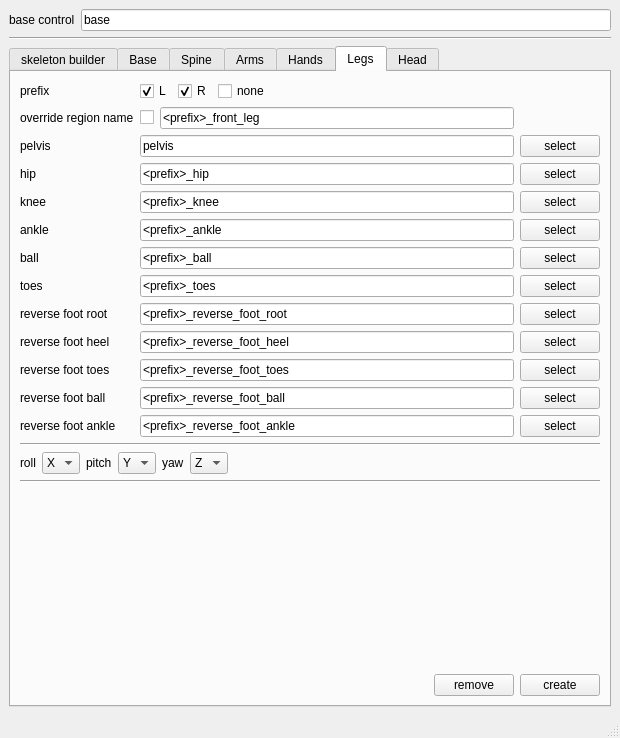
Above: scripts/jt_autorig.ui from jonathantopf/jt_tools before the change. Below: the same form after it.
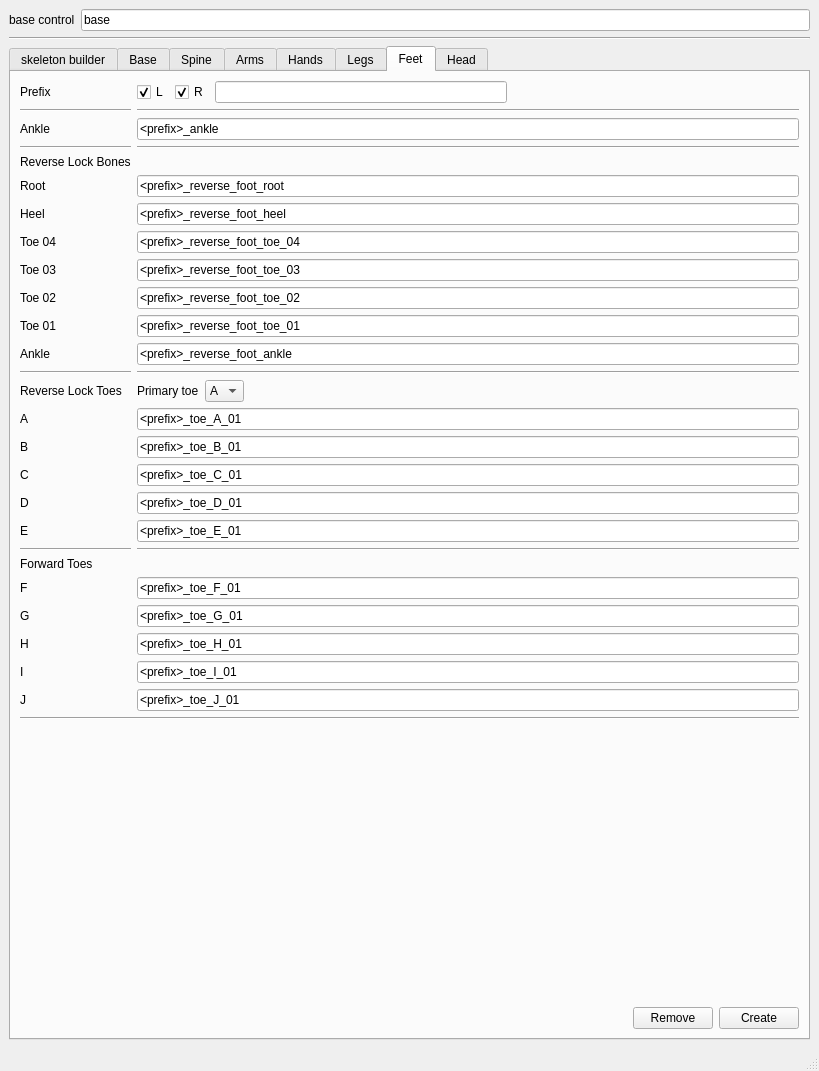
That is the form after the change. The open tabs and pages were chosen to show the change.

Commit message: began work on adding reverse foot toes

Patch:
```diff
--- a/scripts/jt_autorig.ui
+++ b/scripts/jt_autorig.ui
@@ -6,8 +6,8 @@
    <rect>
     <x>0</x>
     <y>0</y>
-    <width>620</width>
-    <height>738</height>
+    <width>819</width>
+    <height>1071</height>
    </rect>
   </property>
   <property name="windowTitle">
@@ -953,7 +953,82 @@
           <item row="10" column="2">
            <widget class="QLineEdit" name="jt_autorig_legs_reverse_foot_heel_select_text">
             <property name="text">
-             <string>&lt;prefix&gt;_reverse_foot_heel</string>
+             <string>override region name</string>
+            </property>
+           </widget>
+          </item>
+          <item row="1" column="2">
+           <layout class="QHBoxLayout" name="horizontalLayout_7">
+            <item>
+             <widget class="QCheckBox" name="jt_autorig_leg_rig_L">
+              <property name="text">
+               <string>L</string>
+              </property>
+              <property name="checked">
+               <bool>true</bool>
+              </property>
+             </widget>
+            </item>
+            <item>
+             <widget class="QCheckBox" name="jt_autorig_leg_rig_R">
+              <property name="text">
+               <string>R</string>
+              </property>
+              <property name="checked">
+               <bool>true</bool>
+              </property>
+             </widget>
+            </item>
+            <item>
+             <widget class="QCheckBox" name="jt_autorig_leg_rig_none">
+              <property name="text">
+               <string>none</string>
+              </property>
+              <property name="checked">
+               <bool>false</bool>
+              </property>
+             </widget>
+            </item>
+            <item>
+             <spacer name="horizontalSpacer_7">
+              <property name="orientation">
+               <enum>Qt::Horizontal</enum>
+              </property>
+              <property name="sizeHint" stdset="0">
+               <size>
+                <width>40</width>
+                <height>20</height>
+               </size>
+              </property>
+             </spacer>
+            </item>
+           </layout>
+          </item>
+          <item row="10" column="0">
+           <widget class="QLabel" name="label_14">
+            <property name="text">
+             <string>Reverse foot heel</string>
+            </property>
+           </widget>
+          </item>
+          <item row="7" column="2">
+           <widget class="Line" name="line_66">
+            <property name="orientation">
+             <enum>Qt::Horizontal</enum>
+            </property>
+           </widget>
+          </item>
+          <item row="7" column="0">
+           <widget class="Line" name="line_2">
+            <property name="orientation">
+             <enum>Qt::Horizontal</enum>
+            </property>
+           </widget>
+          </item>
+          <item row="3" column="0">
+           <widget class="QLabel" name="label_10">
+            <property name="text">
+             <string>pelvis</string>
             </property>
            </widget>
           </item>
@@ -992,114 +1067,10 @@
             </property>
            </widget>
           </item>
-          <item row="7" column="2">
-           <widget class="QLineEdit" name="jt_autorig_legs_ball_select_text">
+          <item row="10" column="2">
+           <widget class="QLineEdit" name="jt_autorig_legs_reverse_foot_heel_select_text">
             <property name="text">
-             <string>&lt;prefix&gt;_ball</string>
-            </property>
-           </widget>
-          </item>
-          <item row="8" column="2">
-           <widget class="QLineEdit" name="jt_autorig_legs_toes_select_text">
-            <property name="text">
-             <string>&lt;prefix&gt;_toes</string>
-            </property>
-           </widget>
-          </item>
-          <item row="9" column="2">
-           <widget class="QLineEdit" name="jt_autorig_legs_reverse_foot_root_select_text">
-            <property name="text">
-             <string>&lt;prefix&gt;_reverse_foot_root</string>
-            </property>
-           </widget>
-          </item>
-          <item row="12" column="2">
-           <widget class="QLineEdit" name="jt_autorig_legs_reverse_foot_ball_select_text">
-            <property name="text">
-             <string>&lt;prefix&gt;_reverse_foot_ball</string>
-            </property>
-           </widget>
-          </item>
-          <item row="14" column="2">
-           <widget class="QLineEdit" name="jt_autorig_legs_reverse_foot_ankle_select_text">
-            <property name="text">
-             <string>&lt;prefix&gt;_reverse_foot_ankle</string>
-            </property>
-           </widget>
-          </item>
-          <item row="6" column="0">
-           <widget class="QLabel" name="label_13">
-            <property name="text">
-             <string>ankle</string>
-            </property>
-           </widget>
-          </item>
-          <item row="9" column="0">
-           <widget class="QLabel" name="label_20">
-            <property name="text">
-             <string>reverse foot root</string>
-            </property>
-           </widget>
-          </item>
-          <item row="4" column="0">
-           <widget class="QLabel" name="label_11">
-            <property name="text">
-             <string>hip</string>
-            </property>
-           </widget>
-          </item>
-          <item row="7" column="0">
-           <widget class="QLabel" name="label_14">
-            <property name="text">
-             <string>ball</string>
-            </property>
-           </widget>
-          </item>
-          <item row="12" column="0">
-           <widget class="QLabel" name="label_18">
-            <property name="text">
-             <string>reverse foot ball</string>
-            </property>
-           </widget>
-          </item>
-          <item row="8" column="0">
-           <widget class="QLabel" name="label_15">
-            <property name="text">
-             <string>toes</string>
-            </property>
-           </widget>
-          </item>
-          <item row="10" column="0">
-           <widget class="QLabel" name="label_16">
-            <property name="text">
-             <string>reverse foot heel</string>
-            </property>
-           </widget>
-          </item>
-          <item row="14" column="0">
-           <widget class="QLabel" name="label_19">
-            <property name="text">
-             <string>reverse foot ankle</string>
-            </property>
-           </widget>
-          </item>
-          <item row="3" column="3">
-           <widget class="QPushButton" name="pushButton_11">
-            <property name="text">
-             <string>select</string>
-            </property>
-            <property name="+c" stdset="0">
-             <string>'import jt_autorig;jt_autorig.ui_select_leg_rig_joint(&quot;jt_autorig_legs_pelvis_select_text&quot;)'</string>
-            </property>
-           </widget>
-          </item>
-          <item row="4" column="3">
-           <widget class="QPushButton" name="pushButton_12">
-            <property name="text">
-             <string>select</string>
-            </property>
-            <property name="+c" stdset="0">
-             <string>'import jt_autorig;jt_autorig.ui_select_leg_rig_joint(&quot;jt_autorig_legs_hip_select_text&quot;)'</string>
+             <string>&lt;prefix&gt;_reverse_foot_heel</string>
             </property>
            </widget>
           </item>
@@ -1123,8 +1094,8 @@
             </property>
            </widget>
           </item>
-          <item row="7" column="3">
-           <widget class="QPushButton" name="pushButton_15">
+          <item row="3" column="3">
+           <widget class="QPushButton" name="pushButton_11">
             <property name="text">
              <string>select</string>
             </property>
@@ -1133,162 +1104,46 @@
             </property>
            </widget>
           </item>
-          <item row="8" column="3">
-           <widget class="QPushButton" name="pushButton_16">
+          <item row="6" column="0">
+           <widget class="QLabel" name="label_13">
             <property name="text">
-             <string>select</string>
+             <string>ankle</string>
             </property>
             <property name="+c" stdset="0">
              <string>'import jt_autorig;jt_autorig.ui_select_leg_rig_joint(&quot;jt_autorig_legs_toes_select_text&quot;)'</string>
             </property>
            </widget>
           </item>
-          <item row="9" column="3">
-           <widget class="QPushButton" name="pushButton_17">
+          <item row="4" column="0">
+           <widget class="QLabel" name="label_11">
             <property name="text">
-             <string>select</string>
+             <string>hip</string>
             </property>
             <property name="+c" stdset="0">
              <string>'import jt_autorig;jt_autorig.ui_select_leg_rig_joint(&quot;jt_autorig_legs_reverse_foot_root_select_text&quot;)'</string>
             </property>
            </widget>
           </item>
-          <item row="10" column="3">
-           <widget class="QPushButton" name="pushButton_18">
+          <item row="8" column="0">
+           <widget class="QLabel" name="label_20">
             <property name="text">
-             <string>select</string>
+             <string>Reverse foot root</string>
             </property>
             <property name="+c" stdset="0">
              <string>'import jt_autorig;jt_autorig.ui_select_leg_rig_joint(&quot;jt_autorig_legs_reverse_foot_heel_select_text&quot;)'</string>
             </property>
            </widget>
           </item>
-          <item row="12" column="3">
-           <widget class="QPushButton" name="pushButton_19">
+          <item row="8" column="2">
+           <widget class="QLineEdit" name="jt_autorig_legs_reverse_foot_root_select_text">
             <property name="text">
-             <string>select</string>
+             <string>&lt;prefix&gt;_reverse_foot_root</string>
             </property>
             <property name="+c" stdset="0">
              <string>'import jt_autorig;jt_autorig.ui_select_leg_rig_joint(&quot;jt_autorig_legs_reverse_foot_ball_select_text&quot;)'</string>
             </property>
            </widget>
           </item>
-          <item row="14" column="3">
-           <widget class="QPushButton" name="pushButton_21">
-            <property name="text">
-             <string>select</string>
-            </property>
-            <property name="+c" stdset="0">
-             <string>'import jt_autorig;jt_autorig.ui_select_leg_rig_joint(&quot;jt_autorig_legs_reverse_foot_ankle_select_text&quot;)'</string>
-            </property>
-           </widget>
-          </item>
-          <item row="11" column="0">
-           <widget class="QLabel" name="label_17">
-            <property name="text">
-             <string>reverse foot toes</string>
-            </property>
-           </widget>
-          </item>
-          <item row="11" column="3">
-           <widget class="QPushButton" name="pushButton_20">
-            <property name="text">
-             <string>select</string>
-            </property>
-            <property name="+c" stdset="0">
-             <string>'import jt_autorig;jt_autorig.ui_select_leg_rig_joint(&quot;jt_autorig_legs_reverse_foot_toes_select_text&quot;)'</string>
-            </property>
-           </widget>
-          </item>
-          <item row="11" column="2">
-           <widget class="QLineEdit" name="jt_autorig_legs_reverse_foot_toes_select_text">
-            <property name="text">
-             <string>&lt;prefix&gt;_reverse_foot_toes</string>
-            </property>
-           </widget>
-          </item>
-          <item row="1" column="0">
-           <widget class="QLabel" name="label_78">
-            <property name="text">
-             <string>prefix</string>
-            </property>
-           </widget>
-          </item>
-          <item row="1" column="2">
-           <layout class="QHBoxLayout" name="horizontalLayout_7">
-            <item>
-             <widget class="QCheckBox" name="jt_autorig_leg_rig_L">
-              <property name="text">
-               <string>L</string>
-              </property>
-              <property name="checked">
-               <bool>true</bool>
-              </property>
-             </widget>
-            </item>
-            <item>
-             <widget class="QCheckBox" name="jt_autorig_leg_rig_R">
-              <property name="text">
-               <string>R</string>
-              </property>
-              <property name="checked">
-               <bool>true</bool>
-              </property>
-             </widget>
-            </item>
-            <item>
-             <widget class="QCheckBox" name="jt_autorig_leg_rig_none">
-              <property name="text">
-               <string>none</string>
-              </property>
-              <property name="checked">
-               <bool>false</bool>
-              </property>
-             </widget>
-            </item>
-            <item>
-             <spacer name="horizontalSpacer_7">
-              <property name="orientation">
-               <enum>Qt::Horizontal</enum>
-              </property>
-              <property name="sizeHint" stdset="0">
-               <size>
-                <width>40</width>
-                <height>20</height>
-               </size>
-              </property>
-             </spacer>
-            </item>
-           </layout>
-          </item>
-          <item row="2" column="0">
-           <widget class="QLabel" name="label_79">
-            <property name="text">
-             <string>override region name</string>
-            </property>
-           </widget>
-          </item>
-          <item row="2" column="2">
-           <layout class="QHBoxLayout" name="horizontalLayout_22">
-            <item>
-             <widget class="QCheckBox" name="jt_autorig_leg_rig_override_region_check">
-              <property name="text">
-               <string/>
-              </property>
-              <property name="checked">
-               <bool>false</bool>
-              </property>
-             </widget>
-            </item>
-            <item>
-             <widget class="QLineEdit" name="jt_autorig_leg_rig_override_region_text">
-              <property name="text">
-               <string>&lt;prefix&gt;_front_leg</string>
-              </property>
-             </widget>
-            </item>
-           </layout>
-          </item>
          </layout>
         </item>
         <item>
@@ -1452,6 +1307,503 @@
         </item>
        </layout>
       </widget>
+      <widget class="QWidget" name="Feet">
+       <attribute name="title">
+        <string>Feet</string>
+       </attribute>
+       <layout class="QVBoxLayout" name="verticalLayout_7">
+        <item>
+         <layout class="QGridLayout" name="gridLayout_8">
+          <item row="8" column="1">
+           <widget class="QLineEdit" name="jt_autorig_feet_reverse_toe_3">
+            <property name="text">
+             <string>&lt;prefix&gt;_reverse_foot_toe_03</string>
+            </property>
+           </widget>
+          </item>
+          <item row="22" column="0">
+           <widget class="QLabel" name="label_75">
+            <property name="text">
+             <string>G</string>
+            </property>
+           </widget>
+          </item>
+          <item row="17" column="1">
+           <widget class="QLineEdit" name="jt_autorig_feet_toe_D_select_text">
+            <property name="text">
+             <string>&lt;prefix&gt;_toe_D_01</string>
+            </property>
+           </widget>
+          </item>
+          <item row="3" column="0">
+           <widget class="Line" name="line_35">
+            <property name="orientation">
+             <enum>Qt::Horizontal</enum>
+            </property>
+           </widget>
+          </item>
+          <item row="12" column="0">
+           <widget class="Line" name="line_62">
+            <property name="orientation">
+             <enum>Qt::Horizontal</enum>
+            </property>
+           </widget>
+          </item>
+          <item row="1" column="0">
+           <widget class="Line" name="line_37">
+            <property name="orientation">
+             <enum>Qt::Horizontal</enum>
+            </property>
+           </widget>
+          </item>
+          <item row="17" column="0">
+           <widget class="QLabel" name="label_28">
+            <property name="text">
+             <string>D</string>
+            </property>
+           </widget>
+          </item>
+          <item row="16" column="1">
+           <widget class="QLineEdit" name="jt_autorig_feet_toe_C_select_text">
+            <property name="text">
+             <string>&lt;prefix&gt;_toe_C_01</string>
+            </property>
+           </widget>
+          </item>
+          <item row="21" column="0">
+           <widget class="QLabel" name="label_32">
+            <property name="text">
+             <string>F</string>
+            </property>
+           </widget>
+          </item>
+          <item row="4" column="0">
+           <widget class="QLabel" name="label_171">
+            <property name="text">
+             <string>Reverse Lock Bones</string>
+            </property>
+           </widget>
+          </item>
+          <item row="23" column="1">
+           <widget class="QLineEdit" name="jt_autorig_feet_toe_H_select_text">
+            <property name="text">
+             <string>&lt;prefix&gt;_toe_H_01</string>
+            </property>
+           </widget>
+          </item>
+          <item row="13" column="0">
+           <widget class="QLabel" name="label_24">
+            <property name="text">
+             <string>Reverse Lock Toes</string>
+            </property>
+           </widget>
+          </item>
+          <item row="7" column="1">
+           <widget class="QLineEdit" name="jt_autorig_feet_reverse_toe_4">
+            <property name="text">
+             <string>&lt;prefix&gt;_reverse_foot_toe_04</string>
+            </property>
+           </widget>
+          </item>
+          <item row="5" column="0">
+           <widget class="QLabel" name="label_172">
+            <property name="text">
+             <string>Root</string>
+            </property>
+           </widget>
+          </item>
+          <item row="11" column="1">
+           <widget class="QLineEdit" name="jt_autorig_feet_reverse_ankle">
+            <property name="text">
+             <string>&lt;prefix&gt;_reverse_foot_ankle</string>
+            </property>
+           </widget>
+          </item>
+          <item row="25" column="1">
+           <widget class="QLineEdit" name="jt_autorig_feet_toe_J_select_text">
+            <property name="text">
+             <string>&lt;prefix&gt;_toe_J_01</string>
+            </property>
+           </widget>
+          </item>
+          <item row="14" column="1">
+           <widget class="QLineEdit" name="jt_autorig_feet_toe_A_select_text">
+            <property name="text">
+             <string>&lt;prefix&gt;_toe_A_01</string>
+            </property>
+           </widget>
+          </item>
+          <item row="24" column="0">
+           <widget class="QLabel" name="label_34">
+            <property name="text">
+             <string>I</string>
+            </property>
+           </widget>
+          </item>
+          <item row="15" column="0">
+           <widget class="QLabel" name="label_26">
+            <property name="text">
+             <string>B</string>
+            </property>
+           </widget>
+          </item>
+          <item row="21" column="1">
+           <widget class="QLineEdit" name="jt_autorig_feet_toe_F_select_text">
+            <property name="text">
+             <string>&lt;prefix&gt;_toe_F_01</string>
+            </property>
+           </widget>
+          </item>
+          <item row="15" column="1">
+           <widget class="QLineEdit" name="jt_autorig_feet_toe_B_select_text">
+            <property name="text">
+             <string>&lt;prefix&gt;_toe_B_01</string>
+            </property>
+           </widget>
+          </item>
+          <item row="20" column="0">
+           <widget class="QLabel" name="label_31">
+            <property name="text">
+             <string>Forward Toes</string>
+            </property>
+           </widget>
+          </item>
+          <item row="25" column="0">
+           <widget class="QLabel" name="label_93">
+            <property name="text">
+             <string>J</string>
+            </property>
+           </widget>
+          </item>
+          <item row="7" column="0">
+           <widget class="QLabel" name="label_174">
+            <property name="text">
+             <string>Toe 04</string>
+            </property>
+           </widget>
+          </item>
+          <item row="5" column="1">
+           <widget class="QLineEdit" name="jt_autorig_feet_reverse_root">
+            <property name="text">
+             <string>&lt;prefix&gt;_reverse_foot_root</string>
+            </property>
+           </widget>
+          </item>
+          <item row="10" column="1">
+           <widget class="QLineEdit" name="jt_autorig_feet_reversetoe_1">
+            <property name="text">
+             <string>&lt;prefix&gt;_reverse_foot_toe_01</string>
+            </property>
+           </widget>
+          </item>
+          <item row="13" column="1">
+           <layout class="QHBoxLayout" name="horizontalLayout_14">
+            <item>
+             <widget class="QLabel" name="label_30">
+              <property name="text">
+               <string>Primary toe</string>
+              </property>
+             </widget>
+            </item>
+            <item>
+             <widget class="QComboBox" name="jt_autorig_foot_pimary_reverse_toe">
+              <item>
+               <property name="text">
+                <string>A</string>
+               </property>
+              </item>
+              <item>
+               <property name="text">
+                <string>B</string>
+               </property>
+              </item>
+              <item>
+               <property name="text">
+                <string>C</string>
+               </property>
+              </item>
+              <item>
+               <property name="text">
+                <string>D</string>
+               </property>
+              </item>
+              <item>
+               <property name="text">
+                <string>E</string>
+               </property>
+              </item>
+             </widget>
+            </item>
+            <item>
+             <spacer name="horizontalSpacer_15">
+              <property name="orientation">
+               <enum>Qt::Horizontal</enum>
+              </property>
+              <property name="sizeHint" stdset="0">
+               <size>
+                <width>40</width>
+                <height>20</height>
+               </size>
+              </property>
+             </spacer>
+            </item>
+           </layout>
+          </item>
+          <item row="0" column="1">
+           <layout class="QHBoxLayout" name="horizontalLayout_19">
+            <item>
+             <widget class="QCheckBox" name="jt_autorig_feet_rig_L">
+              <property name="text">
+               <string>L</string>
+              </property>
+              <property name="checked">
+               <bool>true</bool>
+              </property>
+             </widget>
+            </item>
+            <item>
+             <widget class="QCheckBox" name="jt_autorig_feet_rig_R">
+              <property name="text">
+               <string>R</string>
+              </property>
+              <property name="checked">
+               <bool>true</bool>
+              </property>
+             </widget>
+            </item>
+            <item>
+             <widget class="QLineEdit" name="jt_autorig_feet_rig_artbitrary"/>
+            </item>
+            <item>
+             <spacer name="horizontalSpacer_20">
+              <property name="orientation">
+               <enum>Qt::Horizontal</enum>
+              </property>
+              <property name="sizeHint" stdset="0">
+               <size>
+                <width>40</width>
+                <height>20</height>
+               </size>
+              </property>
+             </spacer>
+            </item>
+           </layout>
+          </item>
+          <item row="18" column="0">
+           <widget class="QLabel" name="label_29">
+            <property name="text">
+             <string>E</string>
+            </property>
+           </widget>
+          </item>
+          <item row="14" column="0">
+           <widget class="QLabel" name="label_25">
+            <property name="text">
+             <string>A</string>
+            </property>
+           </widget>
+          </item>
+          <item row="24" column="1">
+           <widget class="QLineEdit" name="jt_autorig_feet_toe_I_select_text">
+            <property name="text">
+             <string>&lt;prefix&gt;_toe_I_01</string>
+            </property>
+           </widget>
+          </item>
+          <item row="6" column="1">
+           <widget class="QLineEdit" name="jt_autorig_feet_reverse_heel">
+            <property name="text">
+             <string>&lt;prefix&gt;_reverse_foot_heel</string>
+            </property>
+           </widget>
+          </item>
+          <item row="18" column="1">
+           <widget class="QLineEdit" name="jt_autorig_feet_toe_E_select_text">
+            <property name="text">
+             <string>&lt;prefix&gt;_toe_E_01</string>
+            </property>
+           </widget>
+          </item>
+          <item row="12" column="1">
+           <widget class="Line" name="line_63">
+            <property name="orientation">
+             <enum>Qt::Horizontal</enum>
+            </property>
+           </widget>
+          </item>
+          <item row="16" column="0">
+           <widget class="QLabel" name="label_27">
+            <property name="text">
+             <string>C</string>
+            </property>
+           </widget>
+          </item>
+          <item row="23" column="0">
+           <widget class="QLabel" name="label_76">
+            <property name="text">
+             <string>H</string>
+            </property>
+           </widget>
+          </item>
+          <item row="9" column="0">
+           <widget class="QLabel" name="label_176">
+            <property name="text">
+             <string>Toe 02</string>
+            </property>
+           </widget>
+          </item>
+          <item row="2" column="1">
+           <widget class="QLineEdit" name="jt_autorig_feet_ankle">
+            <property name="text">
+             <string>&lt;prefix&gt;_ankle</string>
+            </property>
+           </widget>
+          </item>
+          <item row="1" column="1">
+           <widget class="Line" name="line_39">
+            <property name="orientation">
+             <enum>Qt::Horizontal</enum>
+            </property>
+           </widget>
+          </item>
+          <item row="8" column="0">
+           <widget class="QLabel" name="label_175">
+            <property name="text">
+             <string>Toe 03</string>
+            </property>
+           </widget>
+          </item>
+          <item row="10" column="0">
+           <widget class="QLabel" name="label_177">
+            <property name="text">
+             <string>Toe 01</string>
+            </property>
+           </widget>
+          </item>
+          <item row="22" column="1">
+           <widget class="QLineEdit" name="jt_autorig_feet_toe_G_select_text">
+            <property name="text">
+             <string>&lt;prefix&gt;_toe_G_01</string>
+            </property>
+           </widget>
+          </item>
+          <item row="0" column="0">
+           <widget class="QLabel" name="label_109">
+            <property name="text">
+             <string>Prefix</string>
+            </property>
+           </widget>
+          </item>
+          <item row="3" column="1">
+           <widget class="Line" name="line_36">
+            <property name="orientation">
+             <enum>Qt::Horizontal</enum>
+            </property>
+           </widget>
+          </item>
+          <item row="2" column="0">
+           <widget class="QLabel" name="label_110">
+            <property name="text">
+             <string>Ankle</string>
+            </property>
+           </widget>
+          </item>
+          <item row="9" column="1">
+           <widget class="QLineEdit" name="jt_autorig_feet_reverse_toe_2">
+            <property name="text">
+             <string>&lt;prefix&gt;_reverse_foot_toe_02</string>
+            </property>
+           </widget>
+          </item>
+          <item row="6" column="0">
+           <widget class="QLabel" name="label_173">
+            <property name="text">
+             <string>Heel</string>
+            </property>
+           </widget>
+          </item>
+          <item row="11" column="0">
+           <widget class="QLabel" name="label_178">
+            <property name="text">
+             <string>Ankle</string>
+            </property>
+           </widget>
+          </item>
+          <item row="19" column="0">
+           <widget class="Line" name="line_64">
+            <property name="orientation">
+             <enum>Qt::Horizontal</enum>
+            </property>
+           </widget>
+          </item>
+          <item row="19" column="1">
+           <widget class="Line" name="line_65">
+            <property name="orientation">
+             <enum>Qt::Horizontal</enum>
+            </property>
+           </widget>
+          </item>
+         </layout>
+        </item>
+        <item>
+         <widget class="Line" name="line_38">
+          <property name="orientation">
+           <enum>Qt::Horizontal</enum>
+          </property>
+         </widget>
+        </item>
+        <item>
+         <spacer name="verticalSpacer_4">
+          <property name="orientation">
+           <enum>Qt::Vertical</enum>
+          </property>
+          <property name="sizeHint" stdset="0">
+           <size>
+            <width>20</width>
+            <height>40</height>
+           </size>
+          </property>
+         </spacer>
+        </item>
+        <item>
+         <layout class="QHBoxLayout" name="horizontalLayout_13">
+          <item>
+           <spacer name="horizontalSpacer_14">
+            <property name="orientation">
+             <enum>Qt::Horizontal</enum>
+            </property>
+            <property name="sizeHint" stdset="0">
+             <size>
+              <width>40</width>
+              <height>20</height>
+             </size>
+            </property>
+           </spacer>
+          </item>
+          <item>
+           <widget class="QPushButton" name="pushButton_26">
+            <property name="text">
+             <string>Remove</string>
+            </property>
+            <property name="+c" stdset="0">
+             <string>'import jt_autorig;jt_autorig.ui_remove_foot_rig()'</string>
+            </property>
+           </widget>
+          </item>
+          <item>
+           <widget class="QPushButton" name="pushButton_23">
+            <property name="text">
+             <string>Create</string>
+            </property>
+            <property name="+c" stdset="0">
+             <string>'import jt_autorig;jt_autorig.ui_create_foot_rig()'</string>
+            </property>
+           </widget>
+          </item>
+         </layout>
+        </item>
+       </layout>
+      </widget>
       <widget class="QWidget" name="Head">
        <attribute name="title">
         <string>Head</string>
```
Left out of the diff: 102 changed lines with no effect on the pictures.
